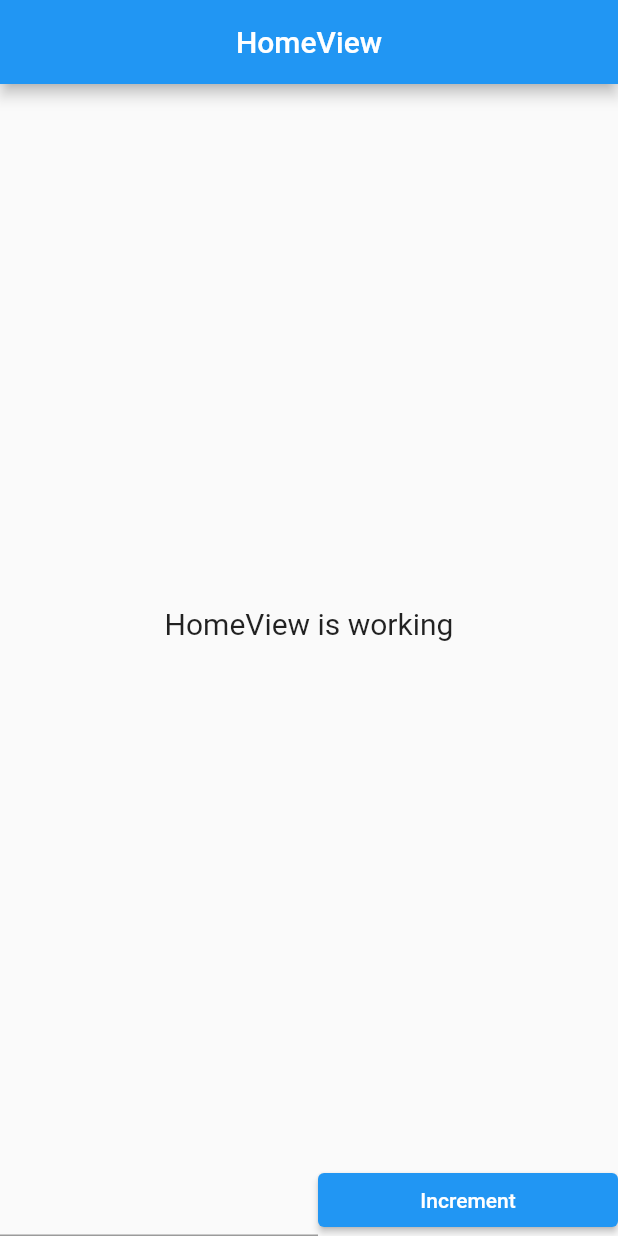
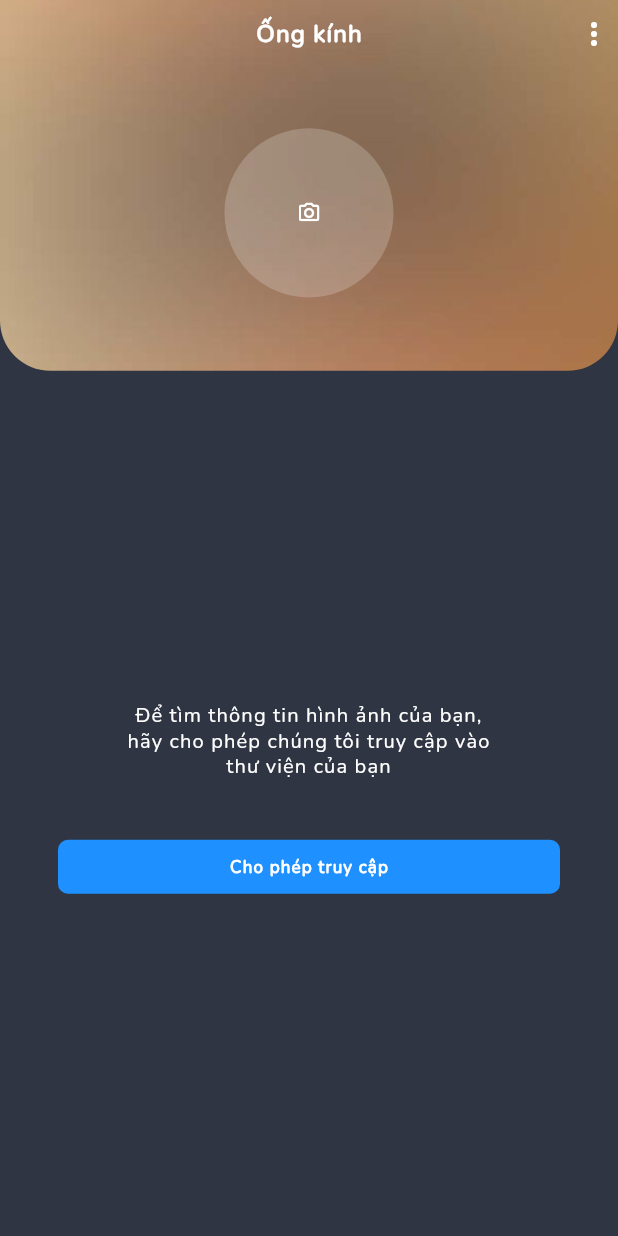
Before and after one commit to Nguyenphuochai98/mrchess, a Flutter app: the screen it shows after launch, on a phone screen of 412 x 824 dp. Run offline on Flutter 3.47's test engine with Material 2 defaults, Android fonts, the phone set to English and light mode, and no system bars; our stand-ins replace get; missing offline and left inert: chat_gpt_sdk.

Commit message:
Home Page UI

```diff
--- /dev/null
+++ b/lib/app/constant/constants.dart
@@ -0,0 +1,27 @@
+class UIConstants {
+  UIConstants._();
+
+  static const double designWidth = 414.0;
+  static const double designHeight = 896.0;
+
+  static const double iconSize32 = 32;
+  static const double padding16 = 16;
+
+  static const double fontSize12 = 12;
+  static const double fontSize14 = 14;
+  static const double fontSize16 = 16;
+  static const double fontSize18 = 18;
+
+  static const double radius30 = 30;
+}
+
+class Fonts {
+  static const String nunito = "Nunito";
+}
+
+class UIStrings {
+  UIStrings._();
+  static const String len = "Ống kính";
+  static const String messengerAccess = "Để tìm thông tin hình ảnh của bạn, \nhãy cho phép chúng tôi truy cập vào \nthư viện của bạn";
+  static const String allowAccess = "Cho phép truy cập";
+}
--- /dev/null
+++ b/lib/app/constant/dimens.dart
@@ -0,0 +1,12 @@
+import 'dart:math';
+import 'dimens/base_dimens.dart';
+
+class Dimens extends BaseDimens {
+  double paddingBottom = 0.0;
+
+  @override
+  void initialDimens() {
+    print("Dimens initialDimens");
+    paddingBottom = max(indicatorBarHeight, 16);
+  }
+}
--- /dev/null
+++ b/lib/app/constant/dimens/base_dimens.dart
@@ -0,0 +1,89 @@
+import 'dart:math';
+import 'dart:ui';
+import 'package:flutter/material.dart';
+import '../constants.dart';
+
+abstract class BaseDimens<T> {
+  Orientation orientation = Orientation.portrait;
+
+  double statusBarHeight = 0.0;
+  double indicatorBarHeight = 0.0;
+
+  double fullWidth = 0.0;
+  double fullHeight = 0.0;
+
+  double fullWidthSafeArea = 0.0;
+  double fullHeightSafeArea = 0.0;
+
+  double headerHeightWithStatusBar = 0.0;
+  double headerHeight = 0.0;
+
+  double paddingHorizontal = 0.0;
+
+  //Width & Height with SafeArea
+  void calculatorRatio() {
+    final devicePixelRatio = window.devicePixelRatio;
+    fullWidth = window.physicalSize.width / devicePixelRatio;
+    fullHeight = window.physicalSize.height / devicePixelRatio;
+    indicatorBarHeight = window.viewPadding.bottom / devicePixelRatio;
+    // print("homeIndicatorHeight: $indicatorBarHeight");
+    // print("fullWidth: $fullWidth");
+    // print("fullHeight: $fullHeight");
+
+    if (orientation == Orientation.portrait) {
+      statusBarHeight = window.viewPadding.top / devicePixelRatio;
+      paddingHorizontal = fullWidth * 0.07;
+    } else {
+      statusBarHeight = window.viewPadding.top / devicePixelRatio;
+      paddingHorizontal =
+          max(window.viewPadding.left, window.viewPadding.right);
+    }
+
+    fullWidthSafeArea = fullWidth;
+    fullHeightSafeArea = fullHeight - (statusBarHeight + indicatorBarHeight);
+
+    headerHeight = kToolbarHeight;
+    headerHeightWithStatusBar = headerHeight + statusBarHeight;
+
+    initialDimens();
+  }
+
+  //Size determination for each screen
+  void initialDimens();
+
+  void allowCalculatorSize({
+    required BuildContext context,
+    required VoidCallback calculateSizeCallback,
+  }) {
+    final media = MediaQuery.of(context);
+    final newWidth = media.size.width;
+    final newHeight = media.size.height;
+    final newOrientation = media.orientation;
+    final result = (newWidth != fullWidth) ||
+        (newHeight != fullHeight) ||
+        (newOrientation != orientation);
+
+    if (result) {
+      calculateSizeCallback.call();
+    }
+  }
+
+  double setHeight(double height) {
+    return fullHeight / UIConstants.designHeight * height;
+  }
+
+  double setWidth(double width) {
+    return fullWidth / UIConstants.designWidth * width;
+  }
+
+  double get scaleHeight => fullHeight / UIConstants.designHeight;
+  double get scaleWidth => fullWidth / UIConstants.designWidth;
+
+  double setSp(double sp) {
+    return min(scaleHeight, scaleWidth) * sp;
+  }
+
+  double setRadius(double radius) {
+    return radius * min(scaleHeight, scaleWidth);
+  }
+}
--- /dev/null
+++ b/lib/app/constant/dimens_manager.dart
@@ -0,0 +1,28 @@
+import 'dimens.dart';
+
+class DimensManager {
+  static double fullWidthScreen = 0;
+  static double fullHeightScreen = 0;
+
+  DimensManager._() {
+    _setDimens();
+  }
+
+  static DimensManager? _instance;
+
+  static DimensManager get instance => _instance!;
+
+  factory DimensManager() {
+    _instance ??= DimensManager._();
+    return _instance!;
+  }
+
+  void _setDimens() {
+    _dimens = Dimens()..calculatorRatio();
+  }
+
+  /// common dimens
+  static late Dimens _dimens;
+
+  static Dimens get dimens => _dimens;
+}
--- a/lib/app/modules/home/views/home_view.dart
+++ b/lib/app/modules/home/views/home_view.dart
@@ -1,35 +1,126 @@
 import 'package:flutter/material.dart';
 
 import 'package:get/get.dart';
+import 'package:mrchess/app/constant/constants.dart';
+import 'package:mrchess/app/constant/dimens_manager.dart';
+import 'package:mrchess/app/utils/app_colors.dart';
+import 'package:mrchess/app/utils/asset_images.dart';
+import 'package:mrchess/app/widgets/ui_button.dart';
+import 'package:mrchess/app/widgets/ui_text.dart';
 
+import '../../../widgets/ui_icon_button.dart';
 import '../controllers/home_controller.dart';
 
 class HomeView extends GetView<HomeController> {
   const HomeView({Key? key}) : super(key: key);
+
   @override
   Widget build(BuildContext context) {
+    DimensManager();
     return Scaffold(
-      appBar: AppBar(
-        title: const Text('HomeView'),
-        centerTitle: true,
-      ),
-      body: Center(
-        child: Text(
-          'HomeView is working',
-          style: TextStyle(fontSize: 20),
-        ),
-      ),
-      bottomNavigationBar: SafeArea(
-        child: Row(
+      backgroundColor: UIColors.backgroundBlueNights,
+      body: SafeArea(
+        child: Column(
           children: [
-            Expanded(child: TextField(controller: controller.textEditingController)),
-            SizedBox(
-              width: 200,
-              child: ElevatedButton(
-                onPressed: () {
-                  controller.getImage();
-                },
-                child: const Text('Increment'),
+            Flexible(
+              flex: 3,
+              child: SizedBox(
+                  width: double.infinity,
+                  height: double.infinity,
+                  child: Stack(
+                    children: [
+                      SizedBox(
+                        width: double.infinity,
+                        child: ClipRRect(
+                          borderRadius: BorderRadius.only(
+                            bottomRight: Radius.circular(
+                              DimensManager.dimens.setRadius(50),
+                            ),
+                            bottomLeft: Radius.circular(
+                              DimensManager.dimens.setRadius(50),
+                            ),
+                          ),
+                          child: Image.asset(
+                            AssetImages.backgroundLens,
+                            fit: BoxFit.cover,
+                          ),
+                        ),
+                      ),
+                      Padding(
+                        padding: EdgeInsets.only(
+                            top: DimensManager.dimens.setHeight(10)),
+                        child: Column(
+                          children: [
+                            Flexible(
+                              flex: 1,
+                              child: Row(
+                                crossAxisAlignment: CrossAxisAlignment.center,
+                                mainAxisAlignment:
+                                    MainAxisAlignment.spaceBetween,
+                                children: [
+                                  UIIconButton(child: Container()),
+                                  UIText(
+                                    UIStrings.len,
+                                    size: DimensManager.dimens.setSp(24),
+                                    fontWeight: FontWeight.bold,
+                                    color: Colors.white,
+                                  ),
+                                  Wrap(
+                                    crossAxisAlignment:
+                                        WrapCrossAlignment.center,
+                                    children: [
+                                      UIIconButton(
+                                        child: const Icon(
+                                          Icons.more_vert,
+                                          color: Colors.white,
+                                        ),
+                                        onPressed: () {},
+                                      ),
+                                    ],
+                                  ),
+                                ],
+                              ),
+                            ),
+                            Flexible(
+                                flex: 6,
+                                child: Center(
+                                  child: Container(
+                                    decoration: BoxDecoration(
+                                      color: Colors.white.withOpacity(0.2),
+                                      shape: BoxShape.circle,
+                                    ),
+                                    padding: EdgeInsets.all(
+                                        DimensManager.dimens.setWidth(25)),
+                                    child: Icon(
+                                      Icons.photo_camera_outlined,
+                                      size: DimensManager.dimens.setSp(24),
+                                      color: Colors.white,
+                                    ),
+                                  ),
+                                ))
+                          ],
+                        ),
+                      ),
+                    ],
+                  )),
+            ),
+            Flexible(
+              flex: 7,
+              child: Padding(
+                padding: EdgeInsets.symmetric(horizontal: DimensManager.dimens.setWidth(20)),
+                child: Column(
+                  mainAxisAlignment: MainAxisAlignment.center,
+                  children: [
+                    UIText(
+                        UIStrings.messengerAccess,
+                      color: Colors.white,
+                      textAlign: TextAlign.center,
+                      size: DimensManager.dimens.setSp(20),
+                    ),
+                    SizedBox(height: DimensManager.dimens.setHeight(50),),
+                    const UIButton(title: UIStrings.allowAccess, radius: 10,)
+                  ],
+                ),
               ),
             ),
           ],
--- /dev/null
+++ b/lib/app/utils/app_colors.dart
@@ -0,0 +1,26 @@
+import 'package:flutter/material.dart';
+
+class UIColors {
+  UIColors._();
+  static final Color primary = HexColor.fromHex("#455F44");
+  static final Color textLight = HexColor.fromHex("#6E6E6E");
+  static final Color beige = HexColor.fromHex("#6E6E6E");
+  static final Color backgroundBlueNights = HexColor.fromHex("#2f3542");
+  static final Color colorButton = HexColor.fromHex("#a4b0be");
+  static final Color defaultColorButton = HexColor.fromHex("#1e90ff");
+
+}
+
+extension HexColor on Color {
+  /// String is in the format "aabbcc" or "ffaabbcc" with an optional leading "#".
+  static Color fromHex(String hexString) {
+    final buffer = StringBuffer();
+    if (hexString.length == 6 || hexString.length == 7) buffer.write('ff');
+    buffer.write(hexString.replaceFirst('#', ''));
+    Color color = Colors.black;
+    try {
+      color = Color(int.parse(buffer.toString(), radix: 16));
+    } catch (e) {}
+    return color;
+  }
+}
--- /dev/null
+++ b/lib/app/utils/asset_images.dart
@@ -0,0 +1,4 @@
+class AssetImages {
+  AssetImages._();
+  static const String backgroundLens = "assets/images/bg_lens.jpg";
+}
--- /dev/null
+++ b/lib/app/utils/assets_icons.dart
@@ -0,0 +1,5 @@
+class AssetIcons {
+  AssetIcons._();
+  static const String iconCart = "assets/icons/ic_cart.png";
+  static const String iconNotification = "assets/icons/ic_notification.png";
+}
--- /dev/null
+++ b/lib/app/widgets/ui_button.dart
@@ -0,0 +1,76 @@
+import 'package:flutter/material.dart';
+import 'package:mrchess/app/widgets/ui_text.dart';
+
+import '../constant/dimens_manager.dart';
+import '../utils/app_colors.dart';
+
+class UIButton extends StatelessWidget {
+  final VoidCallback? onPressed;
+  final EdgeInsetsGeometry padding;
+  final String title;
+  final TextStyle? titleStyle;
+  final Color? backgroundColor;
+  final bool loading;
+  final bool enabled;
+  final double? radius;
+
+  const UIButton({
+    Key? key,
+    this.onPressed,
+    required this.title,
+    this.padding = EdgeInsets.zero,
+    this.titleStyle,
+    this.backgroundColor,
+    this.loading = false,
+    this.enabled = true,
+    this.radius = 15
+  }) : super(key: key);
+
+  @override
+  Widget build(BuildContext context) {
+    return Padding(
+      padding: padding,
+      child: TextButton(
+        onPressed: (enabled == true) ? onPressed : null,
+        style: TextButton.styleFrom(
+          backgroundColor: onPressed != null
+              ? (backgroundColor ?? UIColors.colorButton)
+                  .withOpacity((enabled == true) ? 1.0 : 0.25)
+              : UIColors.defaultColorButton,
+          fixedSize: Size(double.infinity, DimensManager.dimens.setHeight(48)),
+          shape: RoundedRectangleBorder(
+            borderRadius:
+                BorderRadius.circular(DimensManager.dimens.setRadius(radius!)),
+          ),
+        ),
+        child: Row(
+          mainAxisAlignment: MainAxisAlignment.center,
+          mainAxisSize: MainAxisSize.max,
+          children: [
+            (loading)
+                ? SizedBox(
+                    child: const CircularProgressIndicator(strokeWidth: 2.0),
+                    height: DimensManager.dimens.setHeight(32),
+                    width: DimensManager.dimens.setHeight(32),
+                  )
+                : Expanded(
+                    child: Align(
+                      alignment: Alignment.center,
+                      child: FittedBox(
+                        child: UIText(
+                          title,
+                          style: TextStyle(
+                            fontSize: DimensManager.dimens.setSp(17),
+                            color: Colors.white,
+                            fontWeight: FontWeight.bold
+                          ).merge(titleStyle),
+                        ),
+                      ),
+                    ),
+                  ),
+          ],
+        ),
+      ),
+    );
+  }
+}
--- /dev/null
+++ b/lib/app/widgets/ui_icon_button.dart
@@ -0,0 +1,33 @@
+import 'package:flutter/material.dart';
+
+import '../constant/dimens_manager.dart';
+
+class UIIconButton extends StatelessWidget {
+  final double? size;
+  final Widget child;
+  final VoidCallback? onPressed;
+
+  const UIIconButton({
+    Key? key,
+    this.size,
+    this.onPressed,
+    required this.child,
+  }) : super(key: key);
+
+  @override
+  Widget build(BuildContext context) {
+    return Material(
+      color: Colors.transparent,
+      child: InkWell(
+        borderRadius: BorderRadius.circular((size ?? DimensManager.dimens.setRadius(48)) / 2),
+        child: Container(
+          child: child,
+          height: size ?? DimensManager.dimens.setRadius(48),
+          width: size ?? DimensManager.dimens.setRadius(48),
+          alignment: Alignment.center,
+        ),
+        onTap: onPressed,
+      ),
+    );
+  }
+}
--- /dev/null
+++ b/lib/app/widgets/ui_text.dart
@@ -0,0 +1,55 @@
+import 'package:flutter/material.dart';
+
+import '../constant/constants.dart';
+
+
+class UIText extends StatelessWidget {
+  final String text;
+  final TextStyle? style;
+  final StrutStyle? strutStyle;
+  final int? maxLines;
+  final TextAlign? textAlign;
+  final TextOverflow? overflow;
+  final bool? softWrap;
+  final Color color;
+  final double size;
+  final TextDecoration decoration;
+  final FontWeight fontWeight;
+
+  const UIText(
+      this.text, {
+        Key? key,
+        this.style,
+        this.strutStyle,
+        this.maxLines,
+        this.textAlign,
+        this.overflow,
+        this.softWrap,
+        this.color =  const Color(0xFF6E6E6E),
+        this.size = 16,
+        this.decoration = TextDecoration.none,
+        this.fontWeight = FontWeight.w400,
+      }) : super(key: key);
+
+  @override
+  Widget build(BuildContext context) {
+    return Text(
+      text,
+      textScaleFactor: 1.0,
+      maxLines: maxLines,
+      style: TextStyle(
+          color: color,
+          fontSize: size,
+          letterSpacing: 0.75,
+          fontFamily: Fonts.nunito,
+          fontWeight: fontWeight,
+          height: 1.25,
+          decoration: decoration
+      ).merge(style),
+      strutStyle: strutStyle,
+      textAlign: textAlign,
+      softWrap: softWrap,
+      overflow: overflow,
+    );
+  }
+}
--- a/pubspec.yaml
+++ b/pubspec.yaml
@@ -19,6 +19,9 @@ dev_dependencies:
 
 flutter:
   uses-material-design: true
+  assets:
+    - assets/icons/
+    - assets/images/
   fonts:
     - family: Nunito
       fonts:
```
Also changed, not shown: assets/images/bg_lens.jpg (added).
